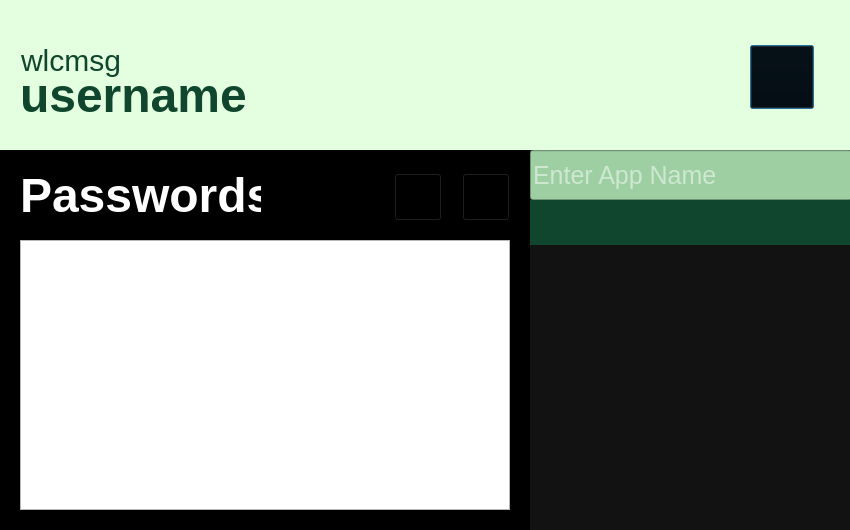
Before: the Qt Designer form vault8_dashboard.ui in mvrck-dev/Clover, drawn with Qt 5.
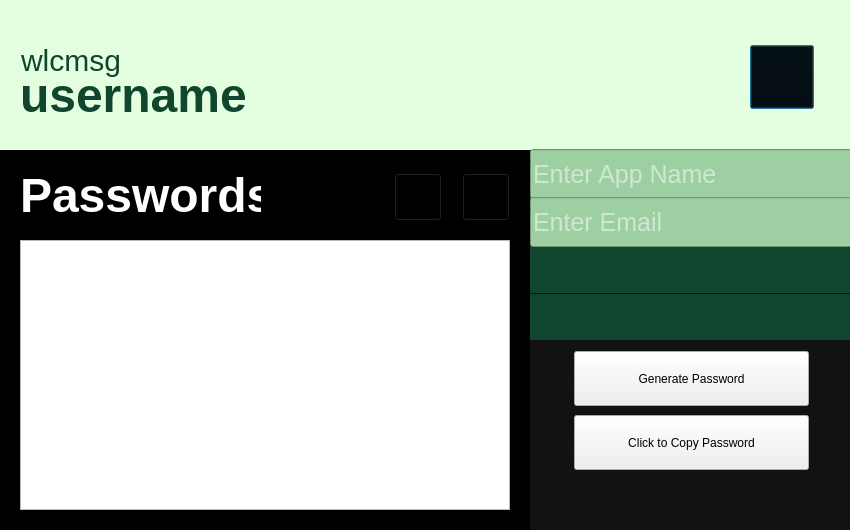
After: the same form once the commit is applied. Icons and pictures are not drawn.

```diff
--- a/vault8_dashboard.ui
+++ b/vault8_dashboard.ui
@@ -222,9 +222,9 @@
     <property name="geometry">
      <rect>
       <x>530</x>
-      <y>200</y>
+      <y>247</y>
       <width>322</width>
-      <height>45</height>
+      <height>46</height>
      </rect>
     </property>
     <property name="styleSheet">
@@ -238,7 +238,7 @@
     <property name="geometry">
      <rect>
       <x>530</x>
-      <y>150</y>
+      <y>149</y>
       <width>322</width>
       <height>50</height>
      </rect>
@@ -267,6 +267,65 @@
      <string/>
     </property>
    </widget>
+   <widget class="QLineEdit" name="emailfield">
+    <property name="geometry">
+     <rect>
+      <x>530</x>
+      <y>197</y>
+      <width>322</width>
+      <height>50</height>
+     </rect>
+    </property>
+    <property name="styleSheet">
+     <string notr="true">#emailfield{background-color:#9dcfa3
+; color: #FFF;font-size: 48px; font-weight: 200; font-size:25px; }</string>
+    </property>
+    <property name="placeholderText">
+     <string>Enter Email </string>
+    </property>
+   </widget>
+   <widget class="QPushButton" name="generatepwd">
+    <property name="geometry">
+     <rect>
+      <x>574</x>
+      <y>351</y>
+      <width>235</width>
+      <height>55</height>
+     </rect>
+    </property>
+    <property name="text">
+     <string>Generate Password</string>
+    </property>
+   </widget>
+   <widget class="QLabel" name="emailid">
+    <property name="geometry">
+     <rect>
+      <x>530</x>
+      <y>294</y>
+      <width>322</width>
+      <height>46</height>
+     </rect>
+    </property>
+    <property name="styleSheet">
+     <string notr="true">#emailid{background-color:#0F462D; color: #FFF; font-size: 48px; font-weight: 500; padding: 5px, 9px, 0 ,0; font-size:10px; }</string>
+    </property>
+    <property name="text">
+     <string/>
+    </property>
+   </widget>
+   <widget class="QPushButton" name="copypwd">
+    <property name="geometry">
+     <rect>
+      <x>574</x>
+      <y>415</y>
+      <width>235</width>
+      <height>55</height>
+     </rect>
+    </property>
+    <property name="text">
+     <string>Click to Copy Password</string>
+    </property>
+   </widget>
   </widget>
  </widget>
  <resources>
```
